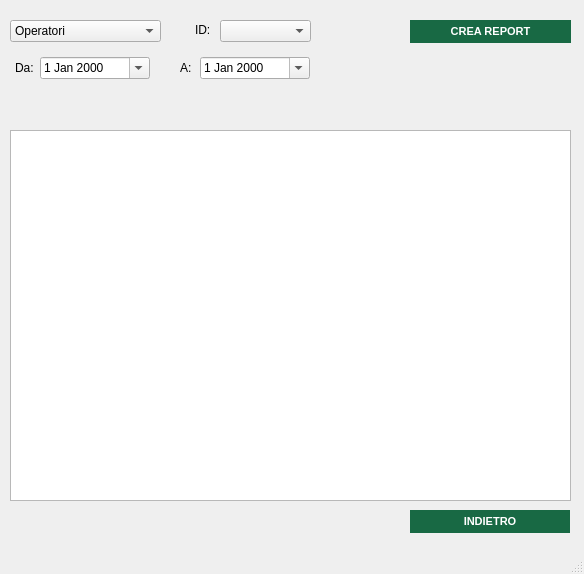
The window that src/main/gui/report.ui (OT-Rax/AnconAmbiente) describes before a commit, drawn with Qt 5.
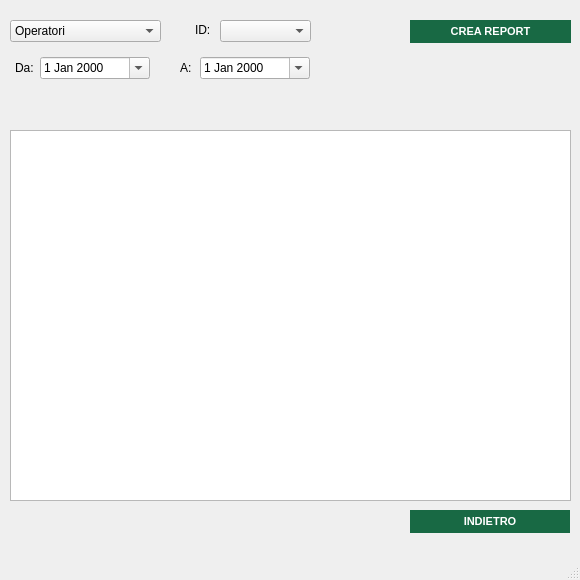
The same window after the commit. Icons and pictures are not drawn.

Commit message: finito report

What changed in the file:
```diff
--- a/src/main/gui/report.ui
+++ b/src/main/gui/report.ui
@@ -6,10 +6,22 @@
    <rect>
     <x>0</x>
     <y>0</y>
-    <width>584</width>
-    <height>574</height>
+    <width>580</width>
+    <height>580</height>
    </rect>
   </property>
+  <property name="minimumSize">
+   <size>
+    <width>580</width>
+    <height>580</height>
+   </size>
+  </property>
+  <property name="maximumSize">
+   <size>
+    <width>580</width>
+    <height>580</height>
+   </size>
+  </property>
   <property name="windowTitle">
    <string>Report</string>
   </property>
```
Left out of the diff: 5 changed lines with no effect on the pictures. The commit also changes 18 other files.
